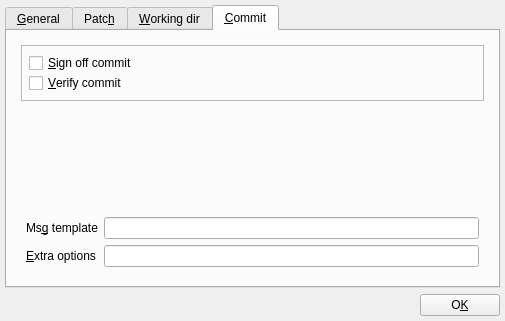
Before: the Qt Designer form src/settings.ui in tibirna/qgit, drawn with Qt 5.
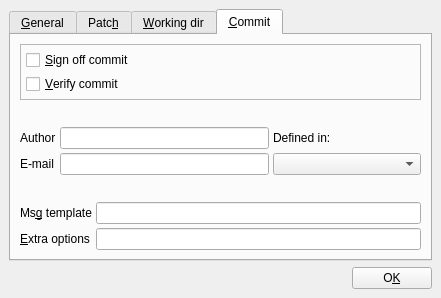
After: the same form once the commit is applied. The open tabs and pages were chosen to show the change. Icons and pictures are not drawn.

Commit message: Add support to show user info in Edit->Settings->Commit

The edit to the form file:
```diff
--- a/src/settings.ui
+++ b/src/settings.ui
@@ -5,8 +5,8 @@
    <rect>
     <x>0</x>
     <y>0</y>
-    <width>505</width>
-    <height>321</height>
+    <width>441</width>
+    <height>298</height>
    </rect>
   </property>
   <property name="sizePolicy" >
@@ -31,10 +31,10 @@
   </property>
   <layout class="QHBoxLayout" >
    <property name="margin" >
-    <number>5</number>
+    <number>9</number>
    </property>
    <property name="spacing" >
-    <number>0</number>
+    <number>6</number>
    </property>
    <item>
     <layout class="QVBoxLayout" >
@@ -536,7 +536,7 @@
          <item>
           <layout class="QVBoxLayout" >
            <property name="margin" >
-            <number>5</number>
+            <number>0</number>
            </property>
            <property name="spacing" >
             <number>0</number>
@@ -559,10 +559,10 @@
               <item>
                <layout class="QVBoxLayout" >
                 <property name="margin" >
-                 <number>5</number>
+                 <number>3</number>
                 </property>
                 <property name="spacing" >
-                 <number>0</number>
+                 <number>4</number>
                 </property>
                 <item>
                  <widget class="QCheckBox" name="checkBoxCommitSign" >
@@ -603,7 +603,7 @@
              <property name="sizeHint" >
               <size>
                <width>20</width>
-               <height>40</height>
+               <height>21</height>
               </size>
              </property>
             </spacer>
@@ -611,11 +611,94 @@
            <item>
             <layout class="QGridLayout" >
              <property name="margin" >
-              <number>5</number>
+              <number>0</number>
              </property>
              <property name="spacing" >
-              <number>6</number>
+              <number>4</number>
              </property>
+             <item row="0" column="2" >
+              <widget class="QLabel" name="textLabelComboUsr" >
+               <property name="text" >
+                <string>Defined in:                           </string>
+               </property>
+              </widget>
+             </item>
+             <item row="0" column="0" >
+              <widget class="QLabel" name="textLabelAuthor" >
+               <property name="text" >
+                <string>Author</string>
+               </property>
+               <property name="buddy" >
+                <cstring>lineEditAuthor</cstring>
+               </property>
+              </widget>
+             </item>
+             <item row="1" column="2" >
+              <widget class="QComboBox" name="comboBoxUserSrc" />
+             </item>
+             <item row="0" column="1" >
+              <widget class="QLineEdit" name="lineEditAuthor" >
+               <property name="readOnly" >
+                <bool>true</bool>
+               </property>
+              </widget>
+             </item>
+             <item row="1" column="1" >
+              <widget class="QLineEdit" name="lineEditMail" >
+               <property name="readOnly" >
+                <bool>true</bool>
+               </property>
+              </widget>
+             </item>
+             <item row="1" column="0" >
+              <widget class="QLabel" name="textLabelAuthor_2" >
+               <property name="text" >
+                <string>E-mail</string>
+               </property>
+               <property name="buddy" >
+                <cstring>lineEditMail</cstring>
+               </property>
+              </widget>
+             </item>
+            </layout>
+           </item>
+           <item>
+            <spacer>
+             <property name="orientation" >
+              <enum>Qt::Vertical</enum>
+             </property>
+             <property name="sizeHint" >
+              <size>
+               <width>20</width>
+               <height>21</height>
+              </size>
+             </property>
+            </spacer>
+           </item>
+           <item>
+            <layout class="QGridLayout" >
+             <property name="margin" >
+              <number>0</number>
+             </property>
+             <property name="spacing" >
+              <number>4</number>
+             </property>
+             <item row="0" column="0" >
+              <widget class="QLabel" name="textLabelTemplate" >
+               <property name="text" >
+                <string>Ms&amp;g template</string>
+               </property>
+               <property name="textFormat" >
+                <enum>Qt::PlainText</enum>
+               </property>
+               <property name="wordWrap" >
+                <bool>false</bool>
+               </property>
+               <property name="buddy" >
+                <cstring>lineEditAuthor</cstring>
+               </property>
+              </widget>
+             </item>
              <item row="1" column="0" >
               <widget class="QLabel" name="textLabelDiffTreeArgs_2" >
                <property name="text" >
@@ -643,22 +726,6 @@
                </property>
               </widget>
              </item>
-             <item row="0" column="0" >
-              <widget class="QLabel" name="textLabelTemplate" >
-               <property name="text" >
-                <string>Ms&amp;g template</string>
-               </property>
-               <property name="textFormat" >
-                <enum>Qt::PlainText</enum>
-               </property>
-               <property name="wordWrap" >
-                <bool>false</bool>
-               </property>
-               <property name="buddy" >
-                <cstring>lineEditTemplate</cstring>
-               </property>
-              </widget>
-             </item>
             </layout>
            </item>
           </layout>
```
Left out of the diff: 50 changed lines with no effect on the pictures. The commit also changes 5 other files.
